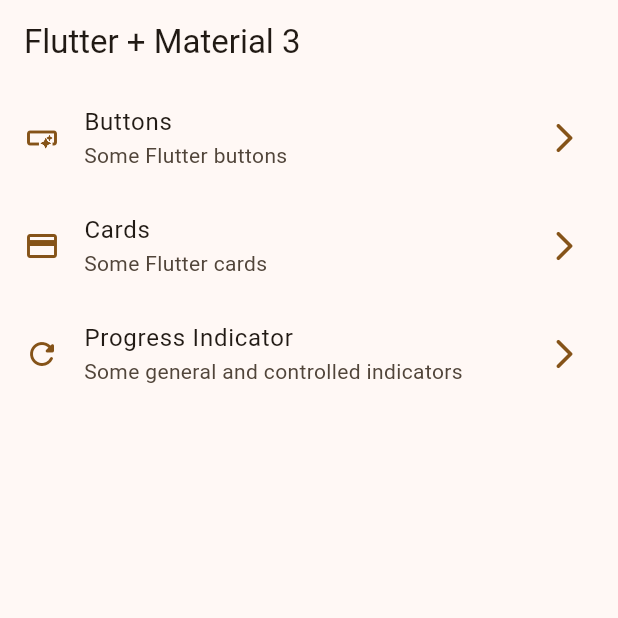
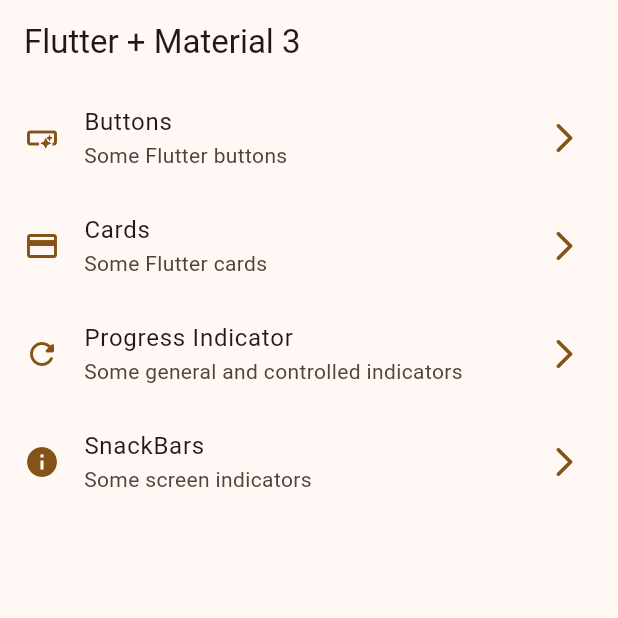
Before and after one commit to Rafapeerez/Dart-Flutter, a Flutter app: the screen it shows after launch, on a phone screen of 412 x 824 dp, the top half of it. Run offline on Flutter 3.47's test engine with Material 2 defaults, Android fonts, the phone set to English and light mode, and no system bars; our stand-ins replace animate_do, go_router, video_player.

Commit message:
Finished snackbars

```diff
--- a/07-WidgetsApp/widgets_app/lib/config/menu/menu_items.dart
+++ b/07-WidgetsApp/widgets_app/lib/config/menu/menu_items.dart
@@ -34,5 +34,12 @@
     subtitle: 'Some general and controlled indicators',
     link: '/progress',
     icon: Icons.refresh_rounded
-  )
+  ),
+
+  MenuItems(
+    title: 'SnackBars',
+    subtitle: 'Some screen indicators',
+    link: '/snackbars',
+    icon: Icons.info
+  ),
 ];
--- a/07-WidgetsApp/widgets_app/lib/config/router/app_router.dart
+++ b/07-WidgetsApp/widgets_app/lib/config/router/app_router.dart
@@ -28,5 +28,11 @@
       path: '/progress',
       builder: (context, state) => const ProgressScreen(),
     ),
+
+    GoRoute(
+      name: SnackBarScreen.name,
+      path: '/snackbars',
+      builder: (context, state) => const SnackBarScreen(),
+    ),
   ],
 );
```
Also changed, not shown: 07-WidgetsApp/widgets_app/lib/presentation/screen/snackbar/snackbar_screen.dart (+34 -1 lines).
